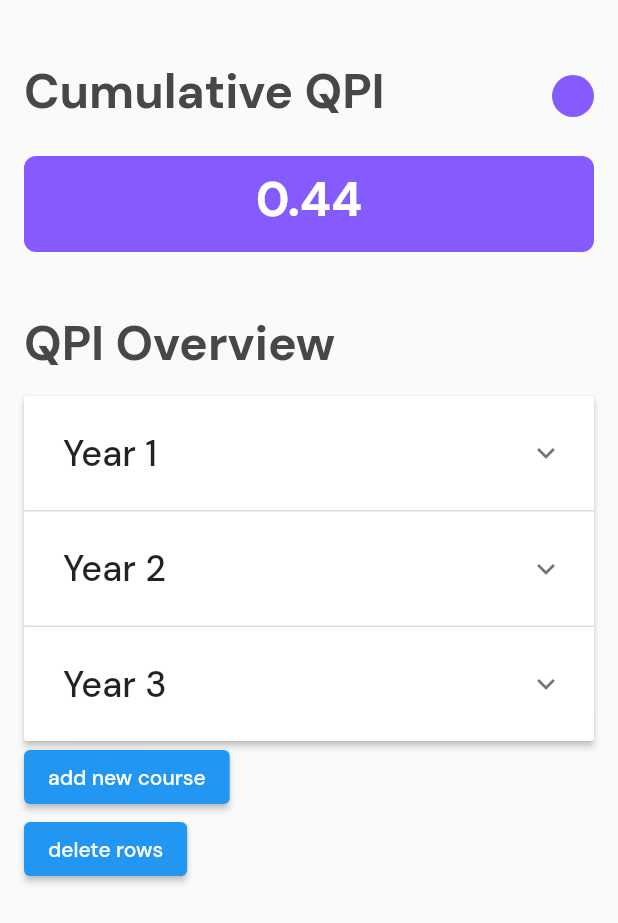
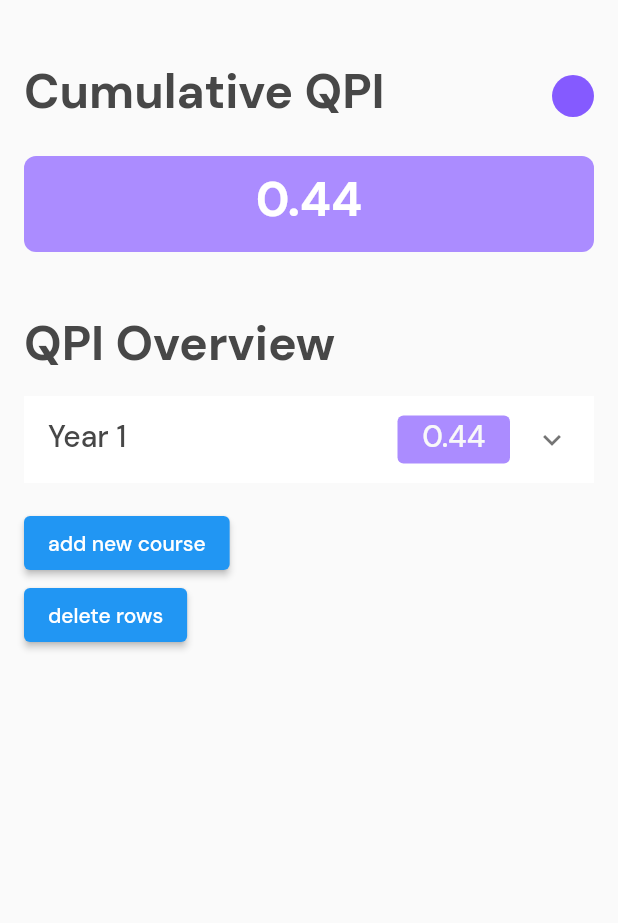
Before and after one commit to gdsc-loyola/admu_student_app, a Flutter app: the QPIPage widget shown alone on an empty page, opened directly, after a tap on "add new course", on a phone screen of 412 x 824 dp. Shown: the top 923 px of the screen. Run offline on Flutter 3.47's test engine with Material 2 defaults, Android fonts, the phone set to English and light mode, and no system bars; our stand-ins replace google_fonts, introduction_screen, sqflite; accounts and stored records are empty.

Commit message:
initial qpi year dropdown fix, change qpi view color

```diff
--- a/lib/constants/app_colors.dart
+++ b/lib/constants/app_colors.dart
@@ -38,6 +38,7 @@ class AppColors {
 
   static const Color GRAY = Color(0xFF333333);
   static const Color GRAY_TRANSPARENT = Color(0x1A333333);
+  static const Color GRAY_TRANSPARENT20 = Color(0x33333333);
 
   static const List<Color> GRAY_LIGHT = [
     Color(0xFFD3D3D9),
--- a/lib/constants/app_effects.dart
+++ b/lib/constants/app_effects.dart
@@ -8,4 +8,10 @@ class AppEffects {
     blurRadius: 10,
     offset: Offset(0, 2),
   );
+
+  static const BoxShadow SHADOW = BoxShadow(
+    color: AppColors.GRAY_TRANSPARENT20,
+    blurRadius: 10,
+    offset: Offset(0, 2),
+  );
 }
--- a/lib/models/academic_records.dart
+++ b/lib/models/academic_records.dart
@@ -39,6 +39,7 @@ class AcademicRecords extends ChangeNotifier {
         Course('MATH 30.24', 0, 3, 2.0, true),
       ]),
     ]),
+    Year.fromYear(3, 20, 4.0),
   ];
   List<Year> _years = [];
 
@@ -71,6 +72,14 @@ class AcademicRecords extends ChangeNotifier {
 
     if (totalUnits == 0) return 0.0;
     return sumGrades / totalUnits;
+  }
+
+  Year getYear(int yearNum) {
+    for (Year y in _years) {
+      if (y.yearNum == yearNum) return y;
+    }
+
+    return null;
   }
 
   double getSemestralQPI(int yearNum, int semNum) {
--- a/lib/models/year.dart
+++ b/lib/models/year.dart
@@ -8,22 +8,9 @@ class Year {
 
   int get yearNum => _yearNum;
 
-  String get yearString {
-    switch (_yearNum) {
-      case 1:
-        return 'Freshman Year';
-      case 2:
-        return 'Sophomore Year';
-      case 3:
-        return 'Junior Year';
-      case 4:
-        return 'Senior Year';
-      case 5:
-        return 'Super Senior Year';
-      default:
-        return 'Year $_yearNum';
-    }
-  }
+  String get yearString => 'Year $_yearNum';
+
+  bool get isYearlyQPI => _qpi == null;
 
   int get allUnits {
     if (_units == null) {
--- a/lib/screens/qpi/qpi_page.dart
+++ b/lib/screens/qpi/qpi_page.dart
@@ -54,39 +54,19 @@ class _QPIPageState extends State<QPIPage> {
                 .copyWith(color: AppColors.GRAY_DARK[0]),
           ),
           SizedBox(height: 16.0),
-          YearDropDown(),
-          // ListView.builder( // commented and will edit
-          //   physics: NeverScrollableScrollPhysics(),
-          //   shrinkWrap: true,
-          //   itemCount: years.length,
-          //   itemBuilder: (_, index) {
-          //     Year yr = years[index];
+          ListView.builder(
+            physics: NeverScrollableScrollPhysics(),
+            shrinkWrap: true,
+            itemCount: years.length,
+            itemBuilder: (_, index) {
+              Year yr = years[index];
 
-          //     return Container(
-          //       margin: EdgeInsets.only(bottom: 16.0),
-          //       child: GestureDetector(
-          //         onTap: () {
-          //           Navigator.of(context).push(
-          //             MaterialPageRoute(
-          //                 builder: (_) => SemesterPage(sem: yr.sems[0])),
-          //           );
-          //         },
-          //         child: Container(
-          //           // placeholder for navigation, use new widget
-          //           color: Colors.grey[300],
-          //           child: Row(
-          //             children: [
-          //               Expanded(
-          //                 child: Text(yr.yearString),
-          //               ),
-          //               Text('${yr.yearlyQPI}'),
-          //             ],
-          //           ),
-          //         ),
-          //       ),
-          //     );
-          //   },
-          // ),
+              return Container(
+                margin: EdgeInsets.only(bottom: 16.0),
+                child: YearDropDown(yearNum: yr.yearNum),
+              );
+            },
+          ),
           ElevatedButton(
             onPressed: () {
               int yearNum = Random().nextInt(5) + 1;
--- a/lib/widgets/qpi/qpi_view.dart
+++ b/lib/widgets/qpi/qpi_view.dart
@@ -1,8 +1,6 @@
 import 'package:flutter/material.dart';
 
 import 'package:admu_student_app/constants/app_colors.dart';
-
-import 'package:admu_student_app/models/year.dart';
 
 class QPIView extends StatelessWidget {
   final double value;
@@ -14,7 +12,7 @@ class QPIView extends StatelessWidget {
     return Container(
       decoration: BoxDecoration(
         borderRadius: BorderRadius.all(Radius.circular(8)),
-        color: AppColors.PRIMARY_MAIN,
+        color: AppColors.PRIMARY_LIGHT,
       ),
       height: 64,
       child: Center(
--- a/lib/widgets/qpi/year_drop_down.dart
+++ b/lib/widgets/qpi/year_drop_down.dart
@@ -1,116 +1,238 @@
+import 'package:flutter/material.dart';
+import 'package:provider/provider.dart';
+
+import 'package:admu_student_app/constants/app_colors.dart';
+import 'package:admu_student_app/constants/app_effects.dart';
+import 'package:admu_student_app/models/academic_records.dart';
 import 'package:admu_student_app/models/year.dart';
-import 'package:flutter/material.dart';
-import 'package:google_fonts/google_fonts.dart';
+import 'package:admu_student_app/screens/qpi/add_qpi.dart';
+import 'package:admu_student_app/screens/qpi/qpi_semester.dart';
 
 class YearDropDown extends StatefulWidget {
+  final int yearNum;
+
+  YearDropDown({@required this.yearNum});
+
   @override
   _YearDropDownState createState() => _YearDropDownState();
 }
 
 class _YearDropDownState extends State<YearDropDown> {
-  List<YearExpansionPanel> _years = <YearExpansionPanel>[
-    YearExpansionPanel(
-      header: "Year 1",
-      body1: "FIRST SEMESTER",
-      body2: "SECOND SEMESTER"
-    ),
+  // List<YearExpansionPanel> _years = <YearExpansionPanel>[
+  //   YearExpansionPanel(
+  //       header: "Year 1", body1: "FIRST SEMESTER", body2: "SECOND SEMESTER"),
+  //   YearExpansionPanel(
+  //       header: "Year 2", body1: "FIRST SEMESTER", body2: "SECOND SEMESTER"),
+  //   YearExpansionPanel(
+  //       header: "Year 3", body1: "FIRST SEMESTER", body2: "SECOND SEMESTER"),
+  // ];
 
-    YearExpansionPanel(
-      header: "Year 2",
-      body1: "FIRST SEMESTER",
-      body2: "SECOND SEMESTER"
-    ),
+  @override
+  Widget build(BuildContext context) {
+    Year year = Provider.of<AcademicRecords>(context, listen: false)
+        .getYear(widget.yearNum);
 
-    YearExpansionPanel(
-      header: "Year 3",
-      body1: "FIRST SEMESTER",
-      body2: "SECOND SEMESTER"
-    ),
-  ];
+    if (year.isYearlyQPI)
+      return ExpansionTile(
+        backgroundColor: Colors.white,
+        collapsedBackgroundColor: Colors.white,
+        tilePadding: EdgeInsets.symmetric(horizontal: 16.0),
+        title: Row(
+          crossAxisAlignment: CrossAxisAlignment.center,
+          children: [
+            Expanded(
+              child: Text(
+                year.yearString,
+                style: Theme.of(context).textTheme.headline6.copyWith(
+                    color: AppColors.GRAY_DARK[0], fontWeight: FontWeight.w500),
+              ),
+            ),
+            _YearQPIView(qpi: year.yearlyQPI),
+          ],
+        ),
+        children: [
+          ListView.builder(
+            physics: NeverScrollableScrollPhysics(),
+            shrinkWrap: true,
+            itemCount: year.sems.length,
+            itemBuilder: (_, index) {
+              return Container(
+                margin: EdgeInsets.only(left: 16.0, top: 16.0),
+                padding: EdgeInsets.symmetric(horizontal: 16.0),
+                height: 56, // original 55
+                decoration: BoxDecoration(
+                  borderRadius: BorderRadius.all(Radius.circular(8)),
+                  color: AppColors.PRIMARY_LIGHT,
+                  boxShadow: [AppEffects.SHADOW],
+                ),
+                child: Row(
+                  children: [
+                    Expanded(
+                      child: Text(
+                        year.sems[index].semString,
+                        style: Theme.of(context).textTheme.bodyText1.copyWith(
+                            color: AppColors.GRAY_LIGHT[2],
+                            fontWeight: FontWeight.w500),
+                      ),
+                    ),
+                    IconButton(
+                      icon: Icon(
+                        Icons.arrow_forward_ios_rounded,
+                        size: 36.0,
+                        color: AppColors.GRAY_LIGHT[0],
+                      ),
+                      onPressed: () {
+                        Navigator.of(context).push(MaterialPageRoute(
+                          builder: (_) => SemesterPage(sem: year.sems[index]),
+                        ));
+                      },
+                    ),
+                  ],
+                ),
+              );
+            },
+          ),
+        ],
+      );
+    else
+      return Container(
+        decoration: BoxDecoration(
+          color: Colors.white,
+          borderRadius: BorderRadius.all(Radius.circular(8)),
+          boxShadow: [AppEffects.SHADOW],
+        ),
+        padding: EdgeInsets.symmetric(horizontal: 16.0),
+        height: 64,
+        child: Center(
+          child: Row(
+            crossAxisAlignment: CrossAxisAlignment.center,
+            children: [
+              Expanded(
+                child: Text(
+                  year.yearString,
+                  style: Theme.of(context).textTheme.headline6.copyWith(
+                      color: AppColors.GRAY_DARK[0], fontWeight: FontWeight.w500),
+                ),
+              ),
+              _YearQPIView(qpi: year.yearlyQPI),
+              IconButton(
+                icon: Icon(
+                  Icons.more_vert,
+                  size: 36.0,
+                  color: AppColors.GRAY_LIGHT[0],
+                ),
+                onPressed: () {
+                  Navigator.of(context).push(MaterialPageRoute(
+                    builder: (_) => AddQPIPage(),
+                  ));
+                },
+              ),
+            ],
+          ),
+        ),
+      );
+
+    // return Container(
+    //   child: Column(
+    //     children: [
+    //       ExpansionPanelList(
+    //         expansionCallback: (int index, bool isExpanded) {
+    //           setState(() {
+    //             _years[index].isExpanded = !_years[index].isExpanded;
+    //           });
+    //         },
+    //         children: _years.map((YearExpansionPanel year) {
+    //           return ExpansionPanel(
+    //               headerBuilder: (BuildContext context, bool isExpanded) {
+    //                 return Padding(
+    //                   padding: const EdgeInsets.all(10.0),
+    //                   child: ListTile(
+    //                     title: Text(
+    //                       year.header,
+    //                       style: GoogleFonts.dmSans(
+    //                         textStyle: TextStyle(
+    //                           fontWeight: FontWeight.w500,
+    //                           fontSize: 24,
+    //                         ),
+    //                       ),
+    //                     ),
+    //                   ),
+    //                 );
+    //               },
+    //               isExpanded: year.isExpanded,
+
+    //               //BODY OF DROPDOWN WIDGET
+    //               body: Column(
+    //                 children: [
+    //                   ExpansionTile(
+    //                     title: Text(
+    //                       year.body1,
+    //                     ),
+    //                     trailing: IconButton(
+    //                       icon: Icon(
+    //                         Icons.arrow_forward_ios_rounded,
+    //                         size: 17,
+    //                       ),
+    //                       onPressed: () {
+    //                         //NAVIGATE TO NEW PAGE
+    //                       },
+    //                     ),
+    //                   ),
+    //                   ExpansionTile(
+    //                     title: Text(
+    //                       year.body2,
+    //                     ),
+    //                     trailing: IconButton(
+    //                       icon: Icon(
+    //                         Icons.arrow_forward_ios_rounded,
+    //                         size: 17,
+    //                       ),
+    //                       onPressed: () {
+    //                         //NAVIGATE TO NEW PAGE
+    //                       },
+    //                     ),
+    //                   ),
+    //                 ],
+    //               ));
+    //         }).toList(),
+    //       )
+    //     ],
+    //     //basicTiles.map((tile) => BasicTileWidget(tile: tile)).toList(),
+    //   ),
+    // );
+  }
+}
+
+// class YearExpansionPanel {
+//   YearExpansionPanel(
+//       {this.isExpanded: false, this.header, this.body1, this.body2});
+
+//   bool isExpanded;
+//   final String header;
+//   final String body1, body2;
+// }
+
+class _YearQPIView extends StatelessWidget {
+  final double qpi;
+
+  _YearQPIView({@required this.qpi});
 
   @override
   Widget build(BuildContext context) {
     return Container(
-      child: Column(
-        children: [
-          ExpansionPanelList(
-            expansionCallback: (int index, bool isExpanded){
-              setState(() {
-                _years[index].isExpanded = !_years[index].isExpanded;
-              });
-            },
-
-            children:
-            _years.map((YearExpansionPanel year){
-              return ExpansionPanel(
-                  headerBuilder: (BuildContext context, bool isExpanded){
-                    return Padding(
-                      padding: const EdgeInsets.all(10.0),
-                      child: ListTile(
-                        title: Text(
-                          year.header,
-                          style: GoogleFonts.dmSans(
-                            textStyle: TextStyle(
-                              fontWeight: FontWeight.w500,
-                              fontSize: 24,
-                            ),
-                          ),
-                        ),
-                      ),
-                    );
-                  },
-                  isExpanded: year.isExpanded,
-
-                  //BODY OF DROPDOWN WIDGET
-                  body: Column(
-                    children: [
-                      ExpansionTile(
-                        title: Text(
-                          year.body1,
-                        ),
-                        trailing: IconButton(
-                          icon: Icon(
-                            Icons.arrow_forward_ios_rounded,
-                            size: 17,
-                          ),
-                          onPressed: (){
-                            //NAVIGATE TO NEW PAGE
-                          },
-                        ),
-                      ),
-
-                      ExpansionTile(
-                        title: Text(
-                          year.body2  ,
-                        ),
-                        trailing: IconButton(
-                          icon: Icon(
-                            Icons.arrow_forward_ios_rounded,
-                            size: 17,
-                          ),
-                          onPressed: (){
-                            //NAVIGATE TO NEW PAGE
-                          },
-                        ),
-                      ),
-                    ],
-
-                  )
-              );
-            }).toList(),
-          )
-        ],
-        //basicTiles.map((tile) => BasicTileWidget(tile: tile)).toList(),
+      decoration: BoxDecoration(
+        color: AppColors.PRIMARY_LIGHT,
+        borderRadius: BorderRadius.all(Radius.circular(4.0)),
+      ),
+      width: 75,
+      height: 32,
+      child: Center(
+        child: Text(
+          '${qpi.toStringAsFixed(2)}',
+          style: Theme.of(context).textTheme.headline6.copyWith(
+              color: AppColors.GRAY_LIGHT[2], fontWeight: FontWeight.w500),
+        ),
       ),
     );
   }
 }
-
-class YearExpansionPanel{
-  YearExpansionPanel({this.isExpanded: false, this.header, this.body1, this.body2});
-
-  bool isExpanded;
-  final String header;
-  final String body1, body2;
-
-}
```
